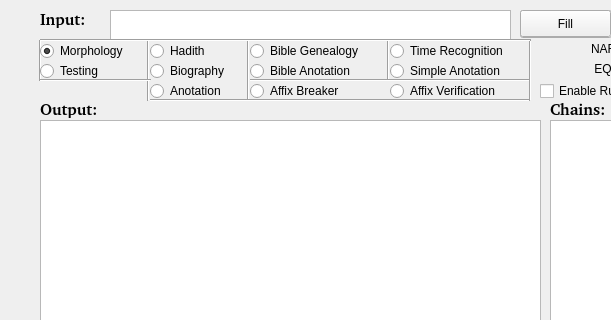
Before: the Qt Designer form ATSarf/src/gui/mainwindow.ui in codelogicanalysis/atmine, drawn with Qt 5; both pictures show x 0 to 611 and y 0 to 320 of the 1000 by 650 pixel window.
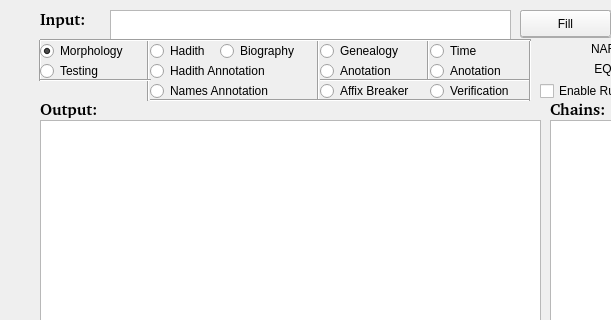
After: the same form once the commit is applied.

Commit message: a more useful hadith annotator, support for annotated names and annotated hadith for same file

Diff of the .ui file:
```diff
--- a/ATSarf/src/gui/mainwindow.ui
+++ b/ATSarf/src/gui/mainwindow.ui
@@ -552,7 +552,7 @@
    <widget class="Line" name="line_2">
     <property name="geometry">
      <rect>
-      <x>240</x>
+      <x>310</x>
       <y>40</y>
       <width>16</width>
       <height>61</height>
@@ -565,7 +565,7 @@
    <widget class="Line" name="line_3">
     <property name="geometry">
      <rect>
-      <x>380</x>
+      <x>420</x>
       <y>40</y>
       <width>16</width>
       <height>41</height>
@@ -578,9 +578,9 @@
    <widget class="Line" name="line_4">
     <property name="geometry">
      <rect>
-      <x>250</x>
+      <x>320</x>
       <y>70</y>
-      <width>281</width>
+      <width>211</width>
       <height>21</height>
      </rect>
     </property>
@@ -656,8 +656,8 @@
    <widget class="QRadioButton" name="chk_biography">
     <property name="geometry">
      <rect>
-      <x>150</x>
-      <y>60</y>
+      <x>220</x>
+      <y>40</y>
       <width>91</width>
       <height>22</height>
      </rect>
@@ -685,35 +685,35 @@
    <widget class="QRadioButton" name="chk_bible">
     <property name="geometry">
      <rect>
-      <x>250</x>
+      <x>320</x>
       <y>40</y>
-      <width>131</width>
+      <width>101</width>
       <height>22</height>
      </rect>
     </property>
     <property name="text">
-     <string>Bible Genealogy</string>
+     <string>Genealogy</string>
     </property>
    </widget>
    <widget class="QRadioButton" name="chk_bible_anotation">
     <property name="geometry">
      <rect>
-      <x>250</x>
+      <x>320</x>
       <y>60</y>
-      <width>131</width>
+      <width>91</width>
       <height>22</height>
      </rect>
     </property>
     <property name="text">
-     <string>Bible Anotation</string>
+     <string>Anotation</string>
     </property>
    </widget>
    <widget class="QRadioButton" name="chk_AffixBreaker">
     <property name="geometry">
      <rect>
-      <x>250</x>
+      <x>320</x>
       <y>80</y>
-      <width>121</width>
+      <width>111</width>
       <height>22</height>
      </rect>
     </property>
@@ -727,53 +727,53 @@
    <widget class="QRadioButton" name="chk_verification">
     <property name="geometry">
      <rect>
-      <x>390</x>
+      <x>430</x>
       <y>80</y>
-      <width>131</width>
+      <width>101</width>
       <height>22</height>
      </rect>
     </property>
     <property name="text">
-     <string>Affix Verification</string>
+     <string>Verification</string>
     </property>
    </widget>
    <widget class="QRadioButton" name="chk_time_anotation">
     <property name="geometry">
      <rect>
-      <x>390</x>
+      <x>430</x>
       <y>60</y>
-      <width>141</width>
+      <width>91</width>
       <height>22</height>
      </rect>
     </property>
     <property name="text">
-     <string>Simple Anotation</string>
+     <string>Anotation</string>
     </property>
    </widget>
    <widget class="QRadioButton" name="chk_time">
     <property name="geometry">
      <rect>
-      <x>390</x>
+      <x>430</x>
       <y>40</y>
-      <width>141</width>
+      <width>91</width>
       <height>22</height>
      </rect>
     </property>
     <property name="text">
-     <string>Time Recognition</string>
+     <string>Time</string>
     </property>
    </widget>
    <widget class="QRadioButton" name="chk_hadith_anotation">
     <property name="geometry">
      <rect>
       <x>150</x>
-      <y>80</y>
-      <width>101</width>
+      <y>60</y>
+      <width>141</width>
       <height>22</height>
      </rect>
     </property>
     <property name="text">
-     <string>Anotation</string>
+     <string>Hadith Annotation</string>
     </property>
    </widget>
    <widget class="Line" name="line_9">
@@ -802,6 +802,19 @@
      <string>Testing</string>
     </property>
    </widget>
+   <widget class="QRadioButton" name="chk_hadith_name_anotation">
+    <property name="geometry">
+     <rect>
+      <x>150</x>
+      <y>80</y>
+      <width>151</width>
+      <height>22</height>
+     </rect>
+    </property>
+    <property name="text">
+     <string>Names Annotation</string>
+    </property>
+   </widget>
   </widget>
  </widget>
  <resources/>
```
The commit also changes 11 other files.
